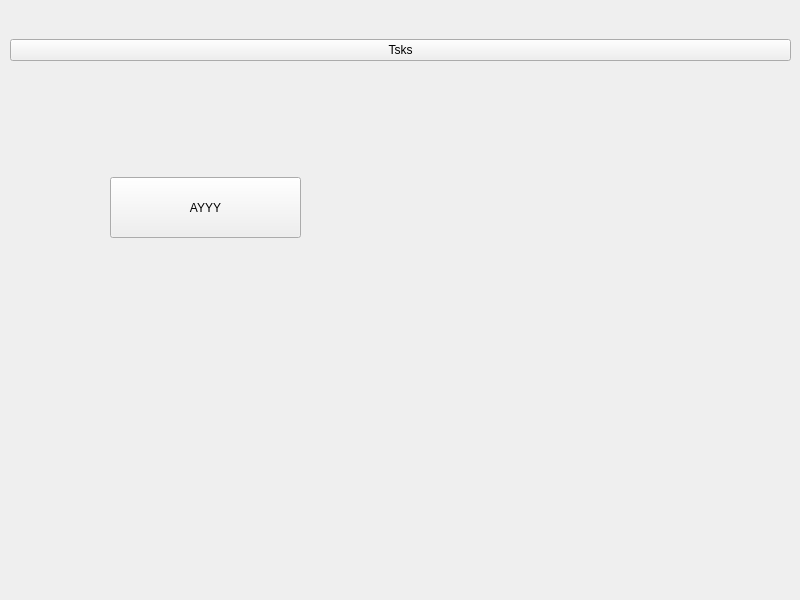
Before: the Qt Designer form TRIALS/untitled.ui in Brian-Jane/csProject, drawn with Qt 5.
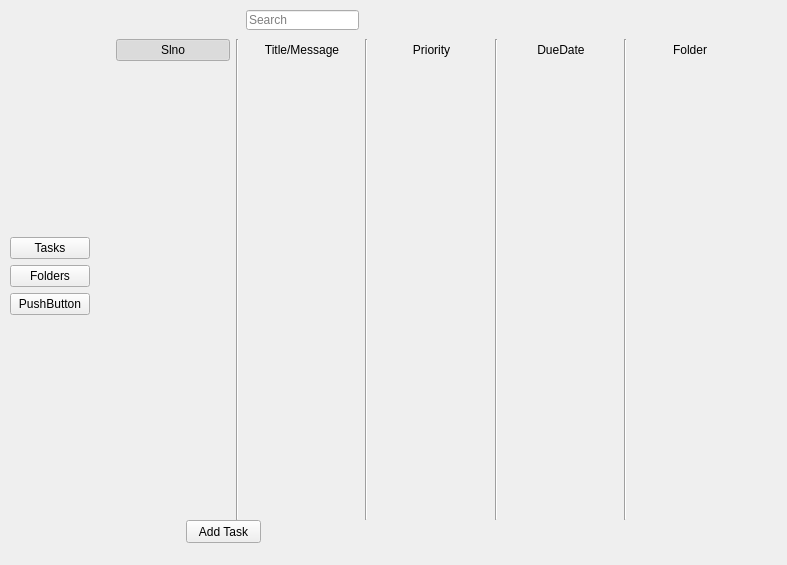
After: the same form once the commit is applied.

The edit to the form file:
```diff
--- a/TRIALS/untitled.ui
+++ b/TRIALS/untitled.ui
@@ -6,8 +6,8 @@
    <rect>
     <x>0</x>
     <y>0</y>
-    <width>800</width>
-    <height>600</height>
+    <width>787</width>
+    <height>565</height>
    </rect>
   </property>
   <property name="windowTitle">
@@ -18,98 +18,214 @@
     <property name="geometry">
      <rect>
       <x>10</x>
-      <y>39</y>
-      <width>781</width>
+      <y>0</y>
+      <width>771</width>
       <height>551</height>
      </rect>
     </property>
-    <layout class="QVBoxLayout" name="verticalLayout">
+    <layout class="QHBoxLayout" name="horizontalLayout_2">
      <item>
-      <widget class="QPushButton" name="pushButton_5">
-       <property name="styleSheet">
-        <string notr="true">font: 32pt &quot;MS Serif&quot;;</string>
-       </property>
-       <property name="text">
-        <string>Tsks</string>
-       </property>
-      </widget>
+      <layout class="QVBoxLayout" name="verticalLayout">
+       <item>
+        <spacer name="verticalSpacer_2">
+         <property name="orientation">
+          <enum>Qt::Vertical</enum>
+         </property>
+         <property name="sizeHint" stdset="0">
+          <size>
+           <width>20</width>
+           <height>40</height>
+          </size>
+         </property>
+        </spacer>
+       </item>
+       <item>
+        <widget class="QPushButton" name="pushButton_2">
+         <property name="text">
+          <string>Tasks</string>
+         </property>
+        </widget>
+       </item>
+       <item>
+        <widget class="QPushButton" name="pushButton_3">
+         <property name="text">
+          <string>Folders</string>
+         </property>
+        </widget>
+       </item>
+       <item>
+        <widget class="QPushButton" name="pushButton">
+         <property name="text">
+          <string>PushButton</string>
+         </property>
+        </widget>
+       </item>
+       <item>
+        <spacer name="verticalSpacer">
+         <property name="orientation">
+          <enum>Qt::Vertical</enum>
+         </property>
+         <property name="sizeHint" stdset="0">
+          <size>
+           <width>20</width>
+           <height>40</height>
+          </size>
+         </property>
+        </spacer>
+       </item>
+      </layout>
      </item>
      <item>
       <widget class="QStackedWidget" name="stackedWidget">
-       <property name="currentIndex">
-        <number>0</number>
-       </property>
-       <widget class="QWidget" name="page">
-        <widget class="QPushButton" name="pushButton_6">
-         <property name="geometry">
-          <rect>
-           <x>100</x>
-           <y>110</y>
-           <width>191</width>
-           <height>61</height>
-          </rect>
-         </property>
-         <property name="styleSheet">
-          <string notr="true">font: 32pt &quot;MS Serif&quot;;</string>
-         </property>
-         <property name="text">
-          <string>AYYY</string>
-         </property>
-        </widget>
-       </widget>
-       <widget class="QWidget" name="page_2">
-        <widget class="QPushButton" name="pushButton_7">
-         <property name="geometry">
-          <rect>
-           <x>60</x>
-           <y>70</y>
-           <width>75</width>
-           <height>23</height>
-          </rect>
-         </property>
-         <property name="text">
-          <string>PushButton</string>
-         </property>
-        </widget>
-        <widget class="QPushButton" name="pushButton_8">
-         <property name="geometry">
-          <rect>
-           <x>120</x>
-           <y>130</y>
-           <width>75</width>
-           <height>23</height>
-          </rect>
-         </property>
-         <property name="text">
-          <string>PushButton</string>
-         </property>
-        </widget>
-       </widget>
-       <widget class="QWidget" name="page_3">
-        <widget class="QPushButton" name="pushButton_9">
+       <widget class="QWidget" name="TasksPage">
+        <widget class="QWidget" name="gridLayoutWidget">
          <property name="geometry">
           <rect>
            <x>20</x>
-           <y>80</y>
-           <width>75</width>
-           <height>23</height>
+           <y>39</y>
+           <width>631</width>
+           <height>481</height>
           </rect>
          </property>
-         <property name="text">
-          <string>PushButton</string>
+         <layout class="QGridLayout" name="gridLayout">
+          <item row="0" column="2">
+           <widget class="QLabel" name="msg">
+            <property name="text">
+             <string>Title/Message</string>
+            </property>
+            <property name="alignment">
+             <set>Qt::AlignCenter</set>
+            </property>
+           </widget>
+          </item>
+          <item row="0" column="6">
+           <widget class="QPushButton" name="pushButton_7">
+            <property name="text">
+             <string>DueDate</string>
+            </property>
+            <property name="checkable">
+             <bool>true</bool>
+            </property>
+            <property name="checked">
+             <bool>false</bool>
+            </property>
+            <property name="flat">
+             <bool>true</bool>
+            </property>
+           </widget>
+          </item>
+          <item row="0" column="3" rowspan="3">
+           <widget class="Line" name="line_2">
+            <property name="orientation">
+             <enum>Qt::Vertical</enum>
+            </property>
+           </widget>
+          </item>
+          <item row="0" column="5" rowspan="3">
+           <widget class="Line" name="line_3">
+            <property name="orientation">
+             <enum>Qt::Vertical</enum>
+            </property>
+           </widget>
+          </item>
+          <item row="0" column="4">
+           <widget class="QPushButton" name="Priority">
+            <property name="text">
+             <string>Priority</string>
+            </property>
+            <property name="checkable">
+             <bool>true</bool>
+            </property>
+            <property name="flat">
+             <bool>true</bool>
+            </property>
+           </widget>
+          </item>
+          <item row="2" column="0">
+           <spacer name="verticalSpacer_3">
+            <property name="orientation">
+             <enum>Qt::Vertical</enum>
+            </property>
+            <property name="sizeHint" stdset="0">
+             <size>
+              <width>20</width>
+              <height>40</height>
+             </size>
+            </property>
+           </spacer>
+          </item>
+          <item row="0" column="7" rowspan="3">
+           <widget class="Line" name="line_4">
+            <property name="orientation">
+             <enum>Qt::Vertical</enum>
+            </property>
+           </widget>
+          </item>
+          <item row="0" column="0">
+           <widget class="QPushButton" name="pushButton_6">
+            <property name="text">
+             <string>Slno</string>
+            </property>
+            <property name="checkable">
+             <bool>true</bool>
+            </property>
+            <property name="checked">
+             <bool>true</bool>
+            </property>
+            <property name="flat">
+             <bool>true</bool>
+            </property>
+           </widget>
+          </item>
+          <item row="0" column="8">
+           <widget class="QPushButton" name="pushButton_8">
+            <property name="text">
+             <string>Folder</string>
+            </property>
+            <property name="checkable">
+             <bool>true</bool>
+            </property>
+            <property name="checked">
+             <bool>false</bool>
+            </property>
+            <property name="flat">
+             <bool>true</bool>
+            </property>
+           </widget>
+          </item>
+          <item row="0" column="1" rowspan="3">
+           <widget class="Line" name="line">
+            <property name="orientation">
+             <enum>Qt::Vertical</enum>
+            </property>
+           </widget>
+          </item>
+         </layout>
+        </widget>
+        <widget class="QLineEdit" name="SearchBar">
+         <property name="geometry">
+          <rect>
+           <x>150</x>
+           <y>10</y>
+           <width>113</width>
+           <height>20</height>
+          </rect>
          </property>
+         <property name="placeholderText">
+          <string>Search</string>
+         </property>
         </widget>
-        <widget class="QPushButton" name="pushButton_10">
+        <widget class="QPushButton" name="pushButton_4">
          <property name="geometry">
           <rect>
-           <x>140</x>
-           <y>40</y>
+           <x>90</x>
+           <y>520</y>
            <width>75</width>
            <height>23</height>
           </rect>
          </property>
          <property name="text">
-          <string>PushButton</string>
+          <string>Add Task</string>
          </property>
         </widget>
        </widget>
```
Left out of the diff: 3 changed lines with no effect on the pictures.
